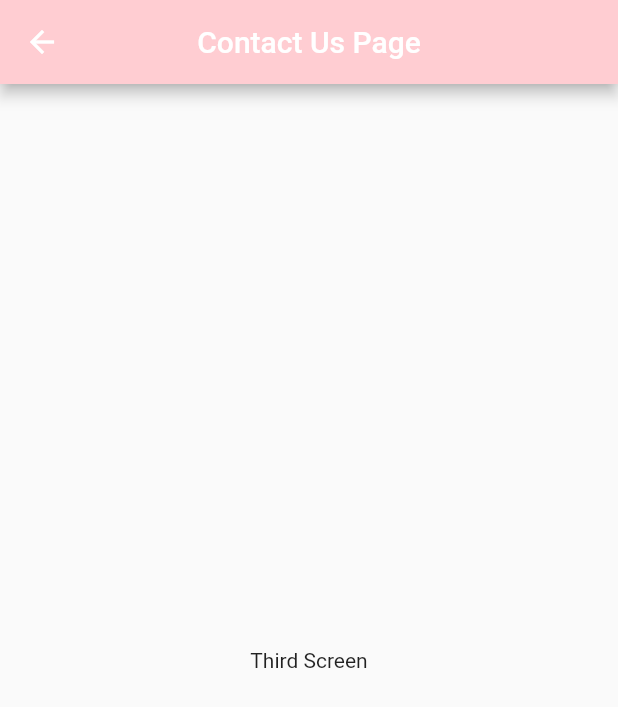
After one commit to Coffee58511867/Flutter, a Flutter app: the BottomNav screen opened by its route, on a phone screen of 412 x 824 dp. The commit adds this screen. Shown: the top 707 px of the screen. Run offline on Flutter 3.47's test engine with Material 2 defaults, Android fonts, the phone set to English and light mode, and no system bars.

Commit message:
Changed files

```diff
--- /dev/null
+++ b/lib/bottom_nav.dart
@@ -0,0 +1,17 @@
+import 'package:flutter/material.dart';
+
+class BottomNav extends StatelessWidget {
+  const BottomNav({super.key});
+
+  @override
+  Widget build(BuildContext context) {
+    return Scaffold(
+      appBar: AppBar(
+        title: const Text('Contact Us Page'),
+        backgroundColor: Colors.red[100],
+        centerTitle: true,
+      ),
+      body: const Center(child: Text('Third Screen')),
+    );
+  }
+}
--- a/lib/main.dart
+++ b/lib/main.dart
@@ -1,4 +1,5 @@
 import 'package:flutter/material.dart';
+import 'package:my_app/bottom_nav.dart';
 import 'package:my_app/third_screen.dart';
 
 void main() {
@@ -16,7 +17,8 @@ class MyApp extends StatelessWidget {
       routes: {
         '/': (context) => const FirstScreen(),
         '/second': (context) => const SecondScreen(),
-        '/third': (context) => const ThirdScreen()
+        '/third': (context) => const ThirdScreen(),
+        '/dashboard': (context) => const BottomNav(),
       },
     );
   }
```
